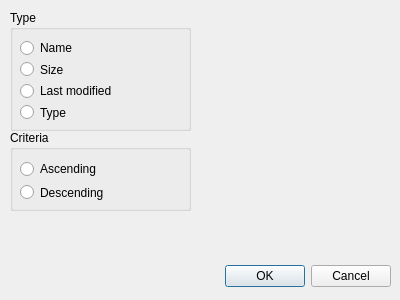
Qt form sortdialog.ui (haraki/farman) before a commit.
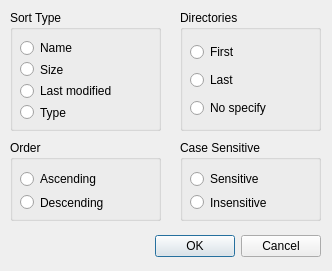
The same form after that commit.

Commit message: implement of sort dialog.

What changed in the file:
```diff
--- a/sortdialog.ui
+++ b/sortdialog.ui
@@ -6,8 +6,8 @@
    <rect>
     <x>0</x>
     <y>0</y>
-    <width>400</width>
-    <height>300</height>
+    <width>332</width>
+    <height>271</height>
    </rect>
   </property>
   <property name="windowTitle">
@@ -16,9 +16,9 @@
   <widget class="QDialogButtonBox" name="buttonBox">
    <property name="geometry">
     <rect>
-     <x>50</x>
-     <y>260</y>
-     <width>341</width>
+     <x>20</x>
+     <y>230</y>
+     <width>301</width>
      <height>32</height>
     </rect>
    </property>
@@ -34,12 +34,12 @@
     <rect>
      <x>10</x>
      <y>10</y>
-     <width>181</width>
+     <width>151</width>
      <height>121</height>
     </rect>
    </property>
    <property name="title">
-    <string>Type</string>
+    <string>Sort Type</string>
    </property>
    <property name="alignment">
     <set>Qt::AlignLeading|Qt::AlignLeft|Qt::AlignTop</set>
@@ -49,7 +49,7 @@
      <rect>
       <x>10</x>
       <y>30</y>
-      <width>160</width>
+      <width>131</width>
       <height>80</height>
      </rect>
     </property>
@@ -101,20 +101,20 @@
    <property name="geometry">
     <rect>
      <x>10</x>
-     <y>130</y>
-     <width>181</width>
+     <y>140</y>
+     <width>151</width>
      <height>81</height>
     </rect>
    </property>
    <property name="title">
-    <string>Criteria</string>
+    <string>Order</string>
    </property>
    <widget class="QWidget" name="verticalLayoutWidget_2">
     <property name="geometry">
      <rect>
       <x>10</x>
       <y>30</y>
-      <width>161</width>
+      <width>131</width>
       <height>41</height>
      </rect>
     </property>
@@ -136,6 +136,106 @@
     </layout>
    </widget>
   </widget>
+  <widget class="QGroupBox" name="dirGroupBox">
+   <property name="geometry">
+    <rect>
+     <x>180</x>
+     <y>10</y>
+     <width>141</width>
+     <height>121</height>
+    </rect>
+   </property>
+   <property name="title">
+    <string>Directories</string>
+   </property>
+   <widget class="QWidget" name="verticalLayoutWidget_3">
+    <property name="geometry">
+     <rect>
+      <x>10</x>
+      <y>30</y>
+      <width>121</width>
+      <height>81</height>
+     </rect>
+    </property>
+    <layout class="QVBoxLayout" name="dirVerticalLayout">
+     <item>
+      <widget class="QRadioButton" name="dirFirstRadioButton">
+       <property name="focusPolicy">
+        <enum>Qt::StrongFocus</enum>
+       </property>
+       <property name="text">
+        <string>First</string>
+       </property>
+      </widget>
+     </item>
+     <item>
+      <widget class="QRadioButton" name="dirLastRadioButton">
+       <property name="focusPolicy">
+        <enum>Qt::StrongFocus</enum>
+       </property>
+       <property name="text">
+        <string>Last</string>
+       </property>
+      </widget>
+     </item>
+     <item>
+      <widget class="QRadioButton" name="dirNoSpecifyRadioButton">
+       <property name="focusPolicy">
+        <enum>Qt::StrongFocus</enum>
+       </property>
+       <property name="text">
+        <string>No specify</string>
+       </property>
+      </widget>
+     </item>
+    </layout>
+   </widget>
+  </widget>
+  <widget class="QGroupBox" name="caseGroupBox">
+   <property name="geometry">
+    <rect>
+     <x>180</x>
+     <y>140</y>
+     <width>141</width>
+     <height>81</height>
+    </rect>
+   </property>
+   <property name="title">
+    <string>Case Sensitive</string>
+   </property>
+   <widget class="QWidget" name="verticalLayoutWidget_4">
+    <property name="geometry">
+     <rect>
+      <x>10</x>
+      <y>30</y>
+      <width>121</width>
+      <height>41</height>
+     </rect>
+    </property>
+    <layout class="QVBoxLayout" name="caseVerticalLayout">
+     <item>
+      <widget class="QRadioButton" name="caseSensitiveRadioButton">
+       <property name="focusPolicy">
+        <enum>Qt::StrongFocus</enum>
+       </property>
+       <property name="text">
+        <string>Sensitive</string>
+       </property>
+      </widget>
+     </item>
+     <item>
+      <widget class="QRadioButton" name="caseInsensitiveRadioButton">
+       <property name="focusPolicy">
+        <enum>Qt::StrongFocus</enum>
+       </property>
+       <property name="text">
+        <string>Insensitive</string>
+       </property>
+      </widget>
+     </item>
+    </layout>
+   </widget>
+  </widget>
  </widget>
  <resources/>
  <connections>
```
Left out of the diff: 45 changed lines with no effect on the pictures. The commit also changes 5 other files.
